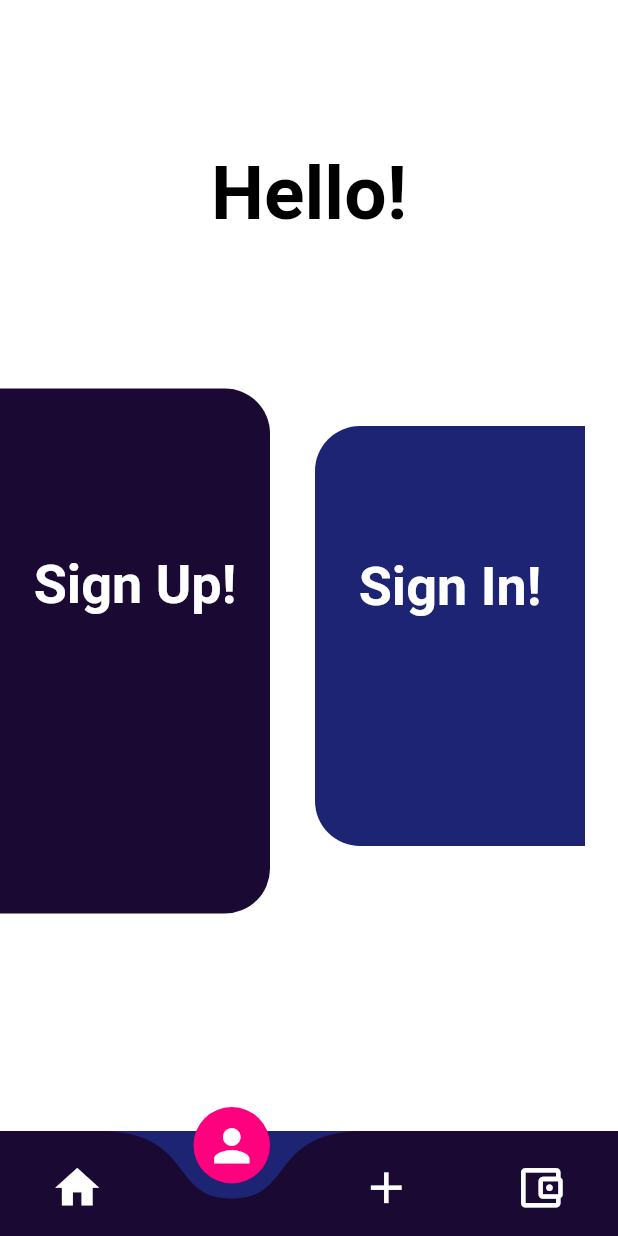
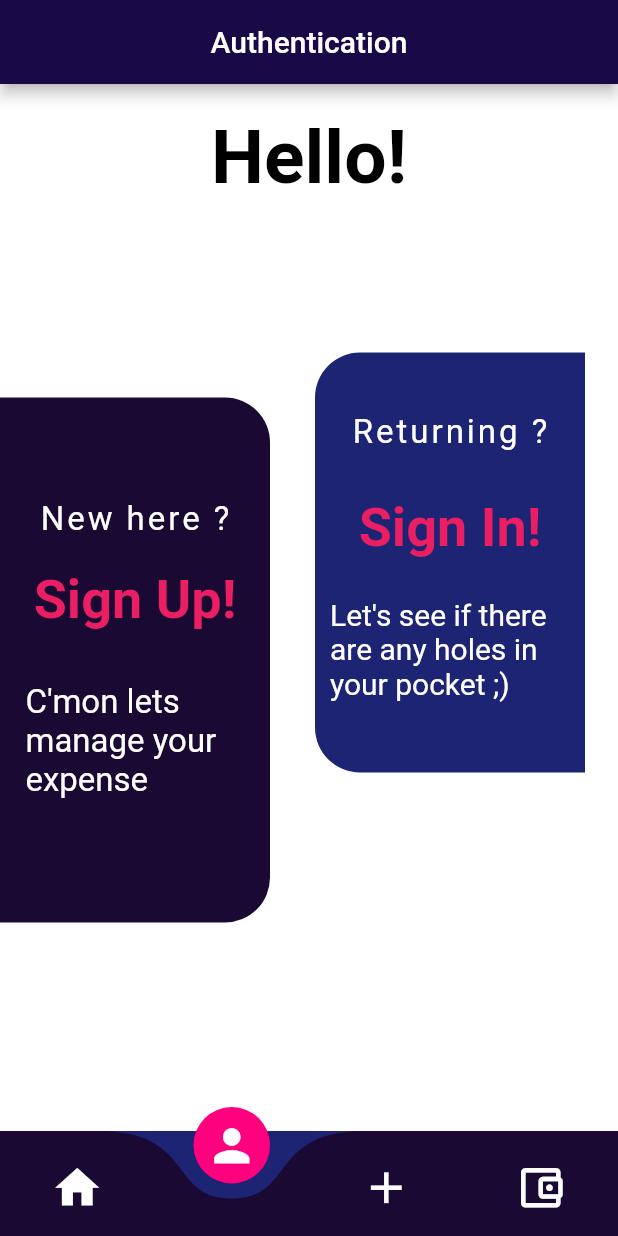
Before and after one commit to Grumppie/Hiyo, a Flutter app: the screen it shows after launch, item 2 of the bottom bar chosen, on a phone screen of 412 x 824 dp. Run offline on Flutter 3.47's test engine with Material 2 defaults, Android fonts, the phone set to English and light mode, and no system bars; drawn by our look-alikes of curved_navigation_bar; our stand-ins replace pie_chart; network calls fail.

```diff
--- a/lib/main.dart
+++ b/lib/main.dart
@@ -1,6 +1,6 @@
 import 'package:flutter/material.dart';
+import 'package:hiyo/screens/Authentication/auth_home.dart';
 import 'package:hiyo/screens/home_page.dart';
-import 'package:hiyo/screens/sign_in_page.dart';
 import 'package:curved_navigation_bar/curved_navigation_bar.dart';
 import 'package:hiyo/screens/create_page.dart';
 import 'package:hiyo/screens/statistics/create_page.dart';
@@ -48,6 +48,7 @@ class _MyAppState extends State<MyApp> {
   ];
 
   int currentIndex = 0;
+  List<Widget> data = [];
 
   buttonColor(index) {
     return Color(0xffFF007F);
@@ -56,14 +57,41 @@ class _MyAppState extends State<MyApp> {
   final Screens = [
     Home(),
     SignIn(),
-    CreatePage(),
+    CreatePage(data: []),
     StatsPage()
   ];
+
+  PageTitle(index){
+    switch(index){
+      case 0:{
+        return Center(child: Text("Hiyo"));
+      }
+      case 1:{
+        return Center(child: Text("Authentication"));
+      }
+      case 2:{
+        return Center(child: Text("Add Transactions"));
+      }
+      case 3:{
+        return Center(child: Text("My Transactions"));
+      }
+    }
+  }
 
 
   @override
   Widget build(BuildContext context) {
-    return Scaffold(
+    return Container(
+      color: Color(0xff190933),
+      child: SafeArea(
+        top: false,
+        child: ClipRect(
+          child: Scaffold(
+            appBar: AppBar(
+              title: PageTitle(currentIndex),
+              backgroundColor: Color(0xff190947),//0xff190933
+            ),
+            extendBody: true,
             backgroundColor: Color(0xff1d2473),
               body: Screens[currentIndex],
               bottomNavigationBar: Theme(
@@ -86,6 +114,9 @@ class _MyAppState extends State<MyApp> {
                   }),
                 ),
               ),
+          ),
+        ),
+      ),
     );
   }
 }
--- /dev/null
+++ b/lib/screens/Authentication/auth_home.dart
@@ -0,0 +1,154 @@
+import 'package:flutter/material.dart';
+
+class SignIn extends StatelessWidget {
+  const SignIn({Key? key}) : super(key: key);
+
+  @override
+  Widget build(BuildContext context) {
+    return SafeArea(
+      child: Scaffold(
+        backgroundColor: Color(0xffffffff),
+        body: Column(
+          children: [
+            Container(
+              margin: EdgeInsets.symmetric(vertical: 20),
+              child: Center(
+                child: Center(
+                  child: Text(
+                    "Hello!",
+                    style: TextStyle(
+                        color: Colors.black,
+                        fontSize: 50,
+                        fontWeight: FontWeight.bold),
+                  ),
+                ),
+              ),
+            ),
+            Row(
+              children: [
+                Align(
+                  alignment: Alignment.center,
+                  child: Container(
+                    margin: EdgeInsets.fromLTRB(0, 110, 0, 0),
+                    decoration: BoxDecoration(
+                      borderRadius: BorderRadius.only(
+                          topRight: Radius.circular(30),
+                          bottomRight: Radius.circular(30)),
+                      color: Color(0xff190933),
+                    ),
+                    height: 350,
+                    width: 180,
+                    child: Padding(
+                      padding: const EdgeInsets.all(8.0),
+                      child: Column(
+                        children: [
+                          SizedBox(
+                            height: 60,
+                          ),
+                          Text(
+                            'New here ?',
+                            style: TextStyle(
+                              color: Colors.white,
+                              fontSize: 22,
+                              letterSpacing: 2,
+                            ),
+                          ),
+                          SizedBox(
+                            height: 20,
+                          ),
+                          Text(
+                            "Sign Up!",
+                            style: TextStyle(
+                              fontSize: 36,
+                              color: Colors.pink,
+                              fontWeight: FontWeight.bold,
+                            ),
+                          ),
+                          SizedBox(
+                            height: 25,
+                          ),
+                          Padding(
+                            padding: const EdgeInsets.all(9.0),
+                            child: Text(
+                              "C'mon lets manage your expense",
+                              style: TextStyle(
+                                fontSize: 22,
+                                color: Colors.white,
+                              ),
+                            ),
+                          ),
+                        ],
+                      ),
+                    ),
+                  ),
+                ),
+                SizedBox(
+                  width: 30,
+                ),
+                Align(
+                  child: Container(
+                    decoration: BoxDecoration(
+                      borderRadius: BorderRadius.only(
+                          topLeft: Radius.circular(30),
+                          bottomLeft: Radius.circular(30)),
+                      color: Color(0xff1d2473),
+                    ),
+                    height: 280,
+                    width: 180,
+                    margin: EdgeInsets.fromLTRB(0, 0, 0, 20),
+                    child: Column(
+                      children: [
+                        SizedBox(
+                          height: 40,
+                        ),
+                        Text(
+                          'Returning ?',
+                          style: TextStyle(
+                            color: Colors.white,
+                            fontSize: 22,
+                            letterSpacing: 2,
+                          ),
+                        ),
+                        Align(
+                            alignment: Alignment.center,
+                            child: Container(
+                              margin: EdgeInsets.fromLTRB(0, 30, 0, 0),
+                              child: Column(
+                                children: [
+                                  Text(
+                                    "Sign In!",
+                                    style: TextStyle(
+                                      fontSize: 36,
+                                      color: Colors.pink,
+                                      fontWeight: FontWeight.bold,
+                                    ),
+                                  ),
+                                  SizedBox(
+                                    height: 25,
+                                  ),
+                                  Padding(
+                                    padding: const EdgeInsets.symmetric(
+                                        horizontal: 10),
+                                    child: Text(
+                                      "Let's see if there are any holes in your pocket ;)",
+                                      style: TextStyle(
+                                        fontSize: 20,
+                                        color: Colors.white,
+                                      ),
+                                    ),
+                                  ),
+                                ],
+                              ),
+                            ))
+                      ],
+                    ),
+                  ),
+                )
+              ],
+            )
+          ],
+        ),
+      ),
+    );
+  }
+}
--- a/lib/screens/home_page.dart
+++ b/lib/screens/home_page.dart
@@ -118,7 +118,7 @@ class _HomeState extends State<Home> {
                   ),
                   SingleChildScrollView(
                     child: Column(
-                      children: data.map((e) => e).toList(),
+                      // children: data.map((e) => e).toList(),
                     ),
                   ),
                 ],
--- a/lib/screens/sign_in_page.dart
+++ /dev/null
@@ -1,98 +0,0 @@
-import 'package:flutter/cupertino.dart';
-import 'package:flutter/material.dart';
-
-class SignIn extends StatelessWidget {
-  const SignIn({Key? key}) : super(key: key);
-
-  @override
-  Widget build(BuildContext context) {
-    return SafeArea(
-      child: Scaffold(
-        backgroundColor: Color(0xffffffff),
-        body: Column(
-          children: [
-            Container(
-              margin: EdgeInsets.symmetric(vertical: 100),
-              child: Center(
-                child: Text(
-                  "Hello!",
-                  style: TextStyle(
-                      color: Color(0xff000000),
-                      fontSize: 50,
-                      fontWeight: FontWeight.bold),
-                ),
-              ),
-            ),
-            Row(
-              children: [
-                Align(
-                  child: Container(
-                    decoration: BoxDecoration(
-                      borderRadius: BorderRadius.only(
-                          topRight: Radius.circular(30),
-                          bottomRight: Radius.circular(30)),
-                      color: Color(0xff190933),
-                    ),
-                    height: 350,
-                    width: 180,
-                    child: Column(
-                      children: [
-                        Align(
-                            alignment: Alignment.center,
-                            child: Container(
-                              margin: EdgeInsets.fromLTRB(0, 110, 0, 0),
-                              child: Text(
-                                "Sign Up!",
-                                style: TextStyle(
-                                  fontSize: 36,
-                                  color: Color(0xffffffff),
-                                  fontWeight: FontWeight.bold,
-                                ),
-                              ),
-                            ))
-                      ],
-                    ),
-                  ),
-                ),
-                SizedBox(
-                  width: 30,
-                ),
-                Align(
-                  child: Container(
-                    decoration: BoxDecoration(
-                      borderRadius: BorderRadius.only(
-                          topLeft: Radius.circular(30),
-                          bottomLeft: Radius.circular(30)),
-                      color: Color(0xff1d2473),
-                    ),
-                    height: 280,
-                    width: 180,
-                    margin: EdgeInsets.fromLTRB(0, 0, 0, 20),
-                    child: Column(
-                      children: [
-                        Align(
-                            alignment: Alignment.center,
-                            child: Container(
-                              margin: EdgeInsets.fromLTRB(0, 86, 0, 0),
-                              child: Text(
-                                "Sign In!",
-                                style: TextStyle(
-                                  fontSize: 36,
-                                  color: Color(0xffffffff),
-                                  fontWeight: FontWeight.bold,
-                                ),
-                              ),
-                            ))
-                      ],
-                    ),
-
-    ),
-                )
-              ],
-            )
-          ],
-        ),
-      ),
-    );
-  }
-}
--- a/lib/screens/statistics/homepage.dart
+++ b/lib/screens/statistics/homepage.dart
@@ -9,7 +9,7 @@ class MyApp extends StatelessWidget {
   Widget build(BuildContext context) {
     return MaterialApp(
       debugShowCheckedModeBanner: false,
-      home:create_page(),
+      home:StatsPage(),
       //home:DemoApp(),
     );
   }
```
Also changed, not shown: lib/screens/Authentication/login.dart (added, +113 -0 lines), lib/screens/Authentication/signup.dart (added, +113 -0 lines), lib/screens/create_page.dart (+26 -14 lines), lib/screens/statistics/create_page.dart (+0 -8 lines). Lines whose indentation alone changed are shown as unchanged.
